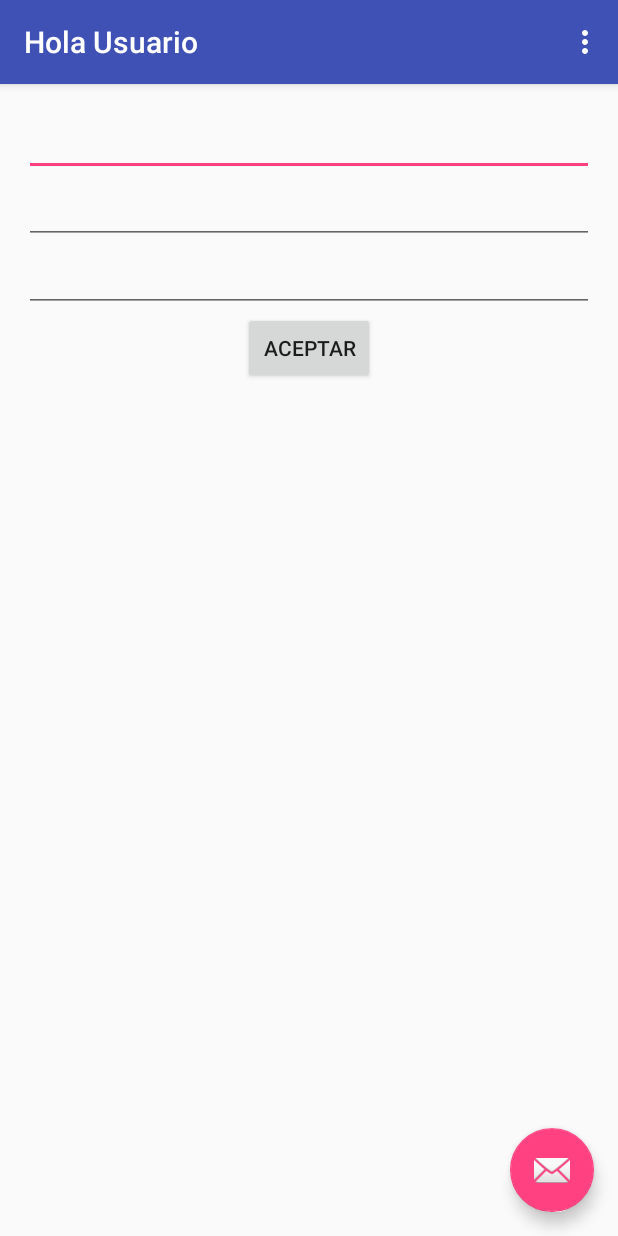
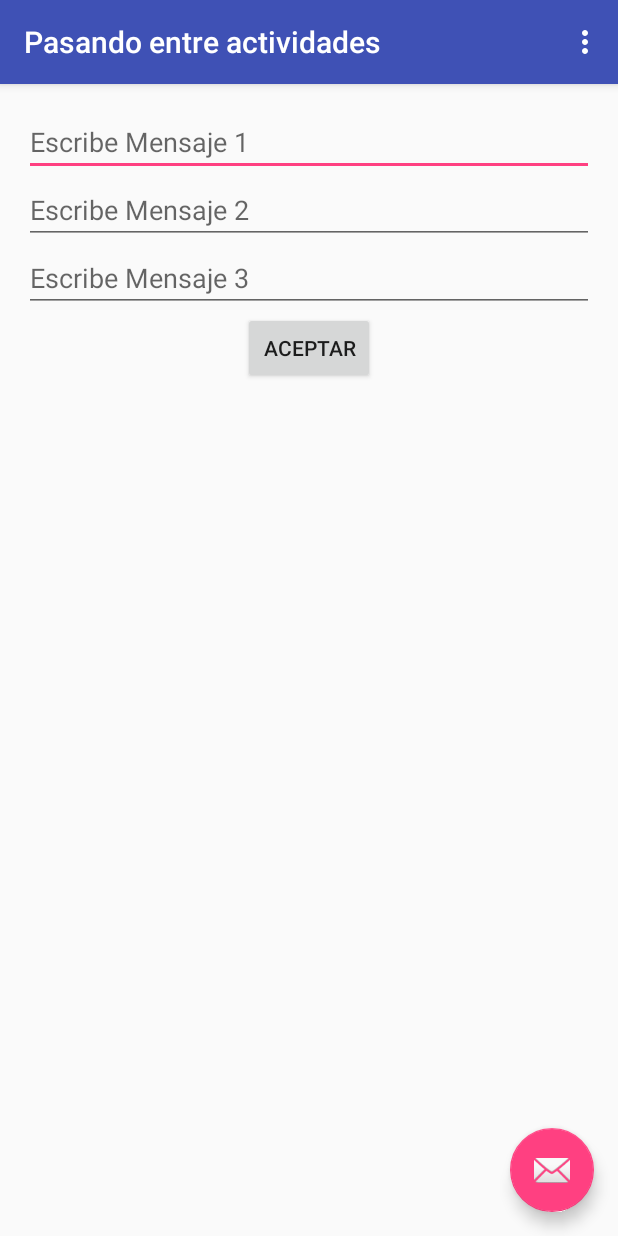
Before and after one commit to JavierFlo/Pasando-entre-Actividades, an Android app: the screen it shows after launch (MainActivity), on a phone screen of 412 x 824 dp. Run offline under Robolectric (Android 15) with nearby library versions, the phone set to English and light mode, and no system bars.

Commit message:
Commit 2 Correccion
Corrección de error en los txt

```diff
--- a/HolaUsuario/app/src/main/java/com/itch2/plat2/holausuario/MainActivity.java
+++ b/HolaUsuario/app/src/main/java/com/itch2/plat2/holausuario/MainActivity.java
@@ -14,7 +14,7 @@ import android.widget.EditText;
 
 public class MainActivity extends AppCompatActivity {
 
-    private EditText txtNombre;
+    private EditText txt1;
     private EditText txt2;
     private EditText txt3;
     private Button btnAceptar;
@@ -35,7 +35,7 @@ public class MainActivity extends AppCompatActivity {
             }
         });
 
-        txtNombre = (EditText)findViewById(R.id.txtNombre);
+        txt1 = (EditText)findViewById(R.id.txt1);
         txt2 = (EditText)findViewById(R.id.txt2);
         txt3 = (EditText)findViewById(R.id.txt3);
         btnAceptar = (Button)findViewById(R.id.btnAceptar);
@@ -49,7 +49,7 @@ public class MainActivity extends AppCompatActivity {
 
 
                 Bundle b = new Bundle();
-                b.putString("NOMBRE", txtNombre.getText().toString());
+                b.putString("Texto1", txt1.getText().toString());
                 b.putString("Texto2", txt2.getText().toString());
                 b.putString("Texto3", txt3.getText().toString());
 
--- a/HolaUsuario/app/src/main/res/layout/activity_saludo.xml
+++ b/HolaUsuario/app/src/main/res/layout/activity_saludo.xml
@@ -11,10 +11,9 @@
     android:orientation="vertical">
 
 
-    <TextView android:id="@+id/txtSaludo"
+    <TextView android:id="@+id/txt1"
         android:layout_width="wrap_content"
-        android:layout_height="wrap_content"
-        android:text="" />
+        android:layout_height="wrap_content" />
 
     <TextView
         android:layout_width="wrap_content"
--- a/HolaUsuario/app/src/main/res/layout/content_main.xml
+++ b/HolaUsuario/app/src/main/res/layout/content_main.xml
@@ -13,20 +13,23 @@
     tools:showIn="@layout/activity_main"
     android:orientation="vertical">
 
-    <EditText android:id="@+id/txtNombre"
+    <EditText android:id="@+id/txt1"
         android:layout_width="match_parent"
         android:layout_height="wrap_content"
-        android:inputType="text" />
+        android:inputType="text"
+        android:hint="Escribe Mensaje 1" />
 
     <EditText
         android:layout_width="match_parent"
         android:layout_height="wrap_content"
-        android:id="@+id/txt2" />
+        android:id="@+id/txt2"
+        android:hint="Escribe Mensaje 2" />
 
     <EditText
         android:layout_width="match_parent"
         android:layout_height="wrap_content"
-        android:id="@+id/txt3" />
+        android:id="@+id/txt3"
+        android:hint="Escribe Mensaje 3" />
 
     <Button android:id="@+id/btnAceptar"
         android:layout_width="wrap_content"
--- a/HolaUsuario/app/src/main/res/values/strings.xml
+++ b/HolaUsuario/app/src/main/res/values/strings.xml
@@ -1,4 +1,4 @@
 <resources>
-    <string name="app_name">Hola Usuario</string>
+    <string name="app_name">Pasando entre actividades</string>
     <string name="action_settings">Settings</string>
 </resources>
```
Also changed, not shown: HolaUsuario/app/src/main/java/com/itch2/plat2/holausuario/SaludoActivity.java (+5 -5 lines).
